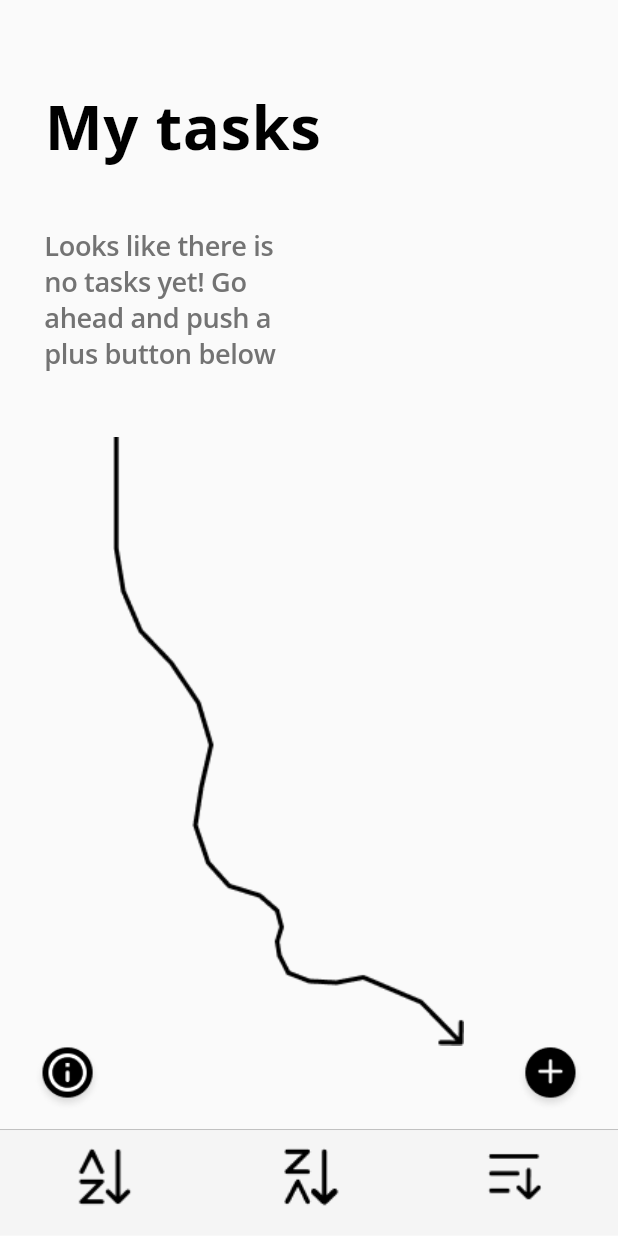
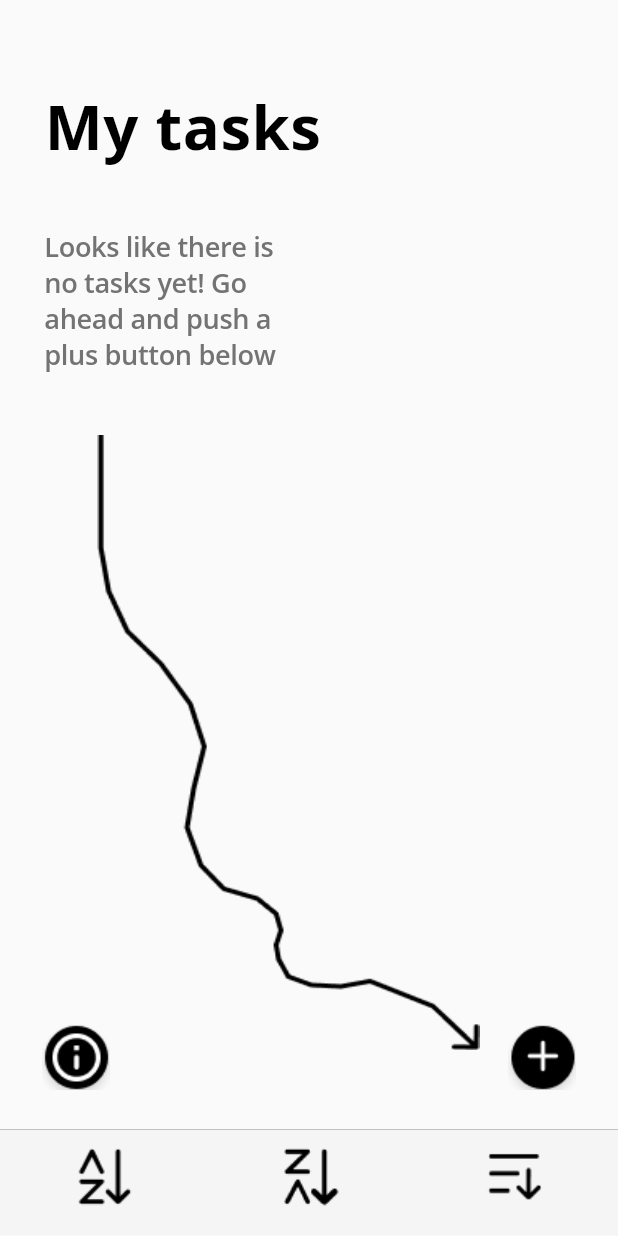
Before and after one commit to abezuglova/second_task, a Flutter app: the screen it shows after launch, on a phone screen of 412 x 824 dp. Run offline on Flutter 3.47's test engine with Material 2 defaults, Android fonts, the phone set to English and light mode, and no system bars; our stand-ins replace flutter_screenutil, google_fonts.

Commit message:
icons fixed

```diff
--- a/lib/main.dart
+++ b/lib/main.dart
@@ -34,21 +34,21 @@ class MyApp extends StatelessWidget {
                 color: AppColors.mainTextColor,
                 fontSize: 15.sp,
                 fontWeight: FontWeight.w600,
-                height: 20 / 15,
+                height: (20 / 15).h,
                 letterSpacing: -0.24,
               ),
               bodyMedium: GoogleFonts.openSans(
                 color: AppColors.systemButtonColor,
                 fontSize: 17.sp,
                 fontWeight: FontWeight.normal,
-                height: 22 / 17,
+                height: (22 / 17).h,
                 letterSpacing: -0.41,
               ),
               bodyLarge: GoogleFonts.openSans(
                 color: Colors.black,
                 fontSize: 22.sp,
                 fontWeight: FontWeight.normal,
-                height: 28 / 22,
+                height: (28 / 22).h,
                 letterSpacing: 0.35,
               ),
               headlineSmall: GoogleFonts.openSans(
@@ -56,35 +56,35 @@ class MyApp extends StatelessWidget {
                 fontSize: 13.sp,
                 fontWeight: FontWeight.normal,
                 fontStyle: FontStyle.italic,
-                height: 18 / 13,
+                height: (18 / 13).h,
                 letterSpacing: -0.08,
               ),
               headlineMedium: GoogleFonts.openSans(
                 color: Colors.black,
                 fontSize: 20.sp,
                 fontWeight: FontWeight.w600,
-                height: 24 / 20,
+                height: (24 / 20).h,
                 letterSpacing: 0.38,
               ),
               headlineLarge: GoogleFonts.openSans(
                 color: Colors.black,
                 fontSize: 34.sp,
                 fontWeight: FontWeight.bold,
-                height: 41 / 34,
+                height: (41 / 34).h,
                 letterSpacing: 0.37,
               ),
               labelSmall: GoogleFonts.openSans(
                 color: Colors.white,
                 fontSize: 14.06.sp,
                 fontWeight: FontWeight.w600,
-                height: 18.2 / 14.06,
+                height: (18.2 / 14.06).h,
                 letterSpacing: -0.34,
               ),
               labelMedium: GoogleFonts.openSans(
                 color: Colors.black,
                 fontSize: 17.sp,
                 fontWeight: FontWeight.w600,
-                height: 22 / 17,
+                height: (22 / 17).h,
                 letterSpacing: -0.41,
               ),
               labelLarge: GoogleFonts.openSans(
--- a/lib/presentation/pages/tasks_page/screens/instructions_screen.dart
+++ b/lib/presentation/pages/tasks_page/screens/instructions_screen.dart
@@ -20,10 +20,13 @@ class InstructionsScreen extends StatelessWidget {
         ),
         Padding(
           padding: EdgeInsets.fromLTRB(32.w, 41.h, 0, 0),
-          child: Image(
-            image: const AssetImage(AppImages.arrowImage),
+          child: SizedBox(
             width: 232.w,
             height: 404.h,
+            child: const Image(
+              image: AssetImage(AppImages.arrowImage),
+              fit: BoxFit.fill,
+            ),
           ),
         ),
       ],
--- a/lib/presentation/pages/tasks_page/tasks_page.dart
+++ b/lib/presentation/pages/tasks_page/tasks_page.dart
@@ -33,7 +33,7 @@ class TasksPage extends StatelessWidget {
             ),
           ),
           Positioned(
-              top: 685.h,
+              bottom: 20.h,
               left: 20.w,
               right: 20.w,
               child: const FloatingButtonsWidget()),
--- a/lib/presentation/pages/tasks_page/widgets/floating_buttons_widget.dart
+++ b/lib/presentation/pages/tasks_page/widgets/floating_buttons_widget.dart
@@ -12,13 +12,13 @@ class FloatingButtonsWidget extends StatelessWidget {
       children: [
         Image(
           image: const AssetImage(AppImages.infoIcon),
-          width: 42.w,
-          height: 42.w,
+          width: 52.w,
+          height: 52.w,
         ),
         Image(
           image: const AssetImage(AppImages.addIcon),
-          width: 42.w,
-          height: 42.w,
+          width: 52.w,
+          height: 52.w,
         ),
       ],
     );
```
Also changed, not shown: images/add_icon.png, images/info_icon.png.
